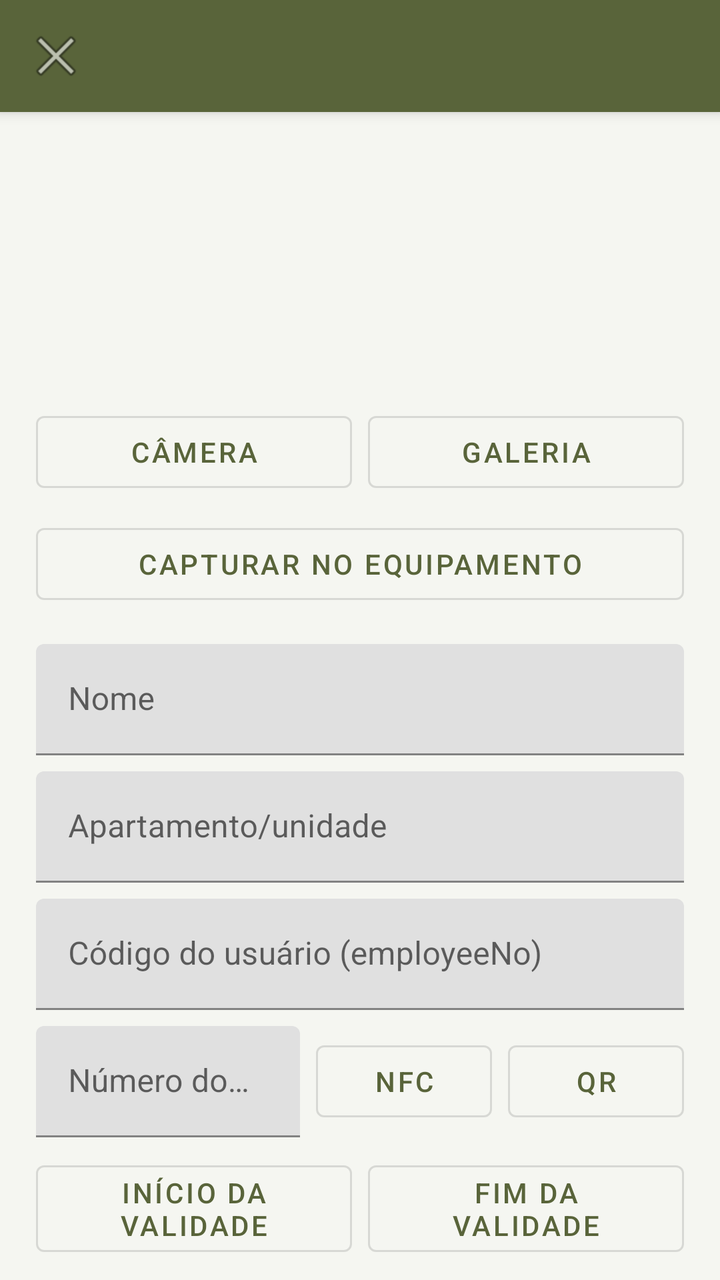
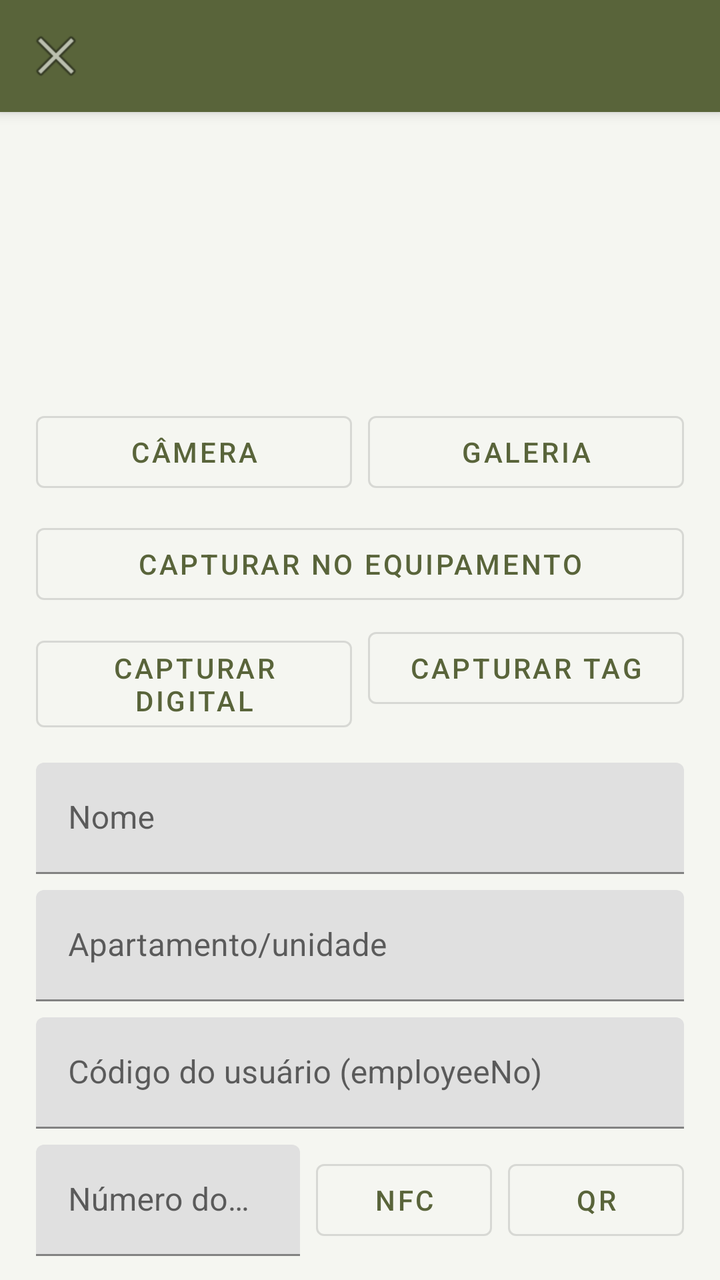

Screens rendered from an Android XML layout before and after an edit, with the pre-edit source and the edit as a unified diff.
<!-- AndroidManifest.xml: application theme Theme.FacialApp -->
<!-- res/layout/activity_cadastro.xml -->
<?xml version="1.0" encoding="utf-8"?>
<androidx.coordinatorlayout.widget.CoordinatorLayout
    xmlns:android="http://schemas.android.com/apk/res/android"
    xmlns:app="http://schemas.android.com/apk/res-auto"
    android:layout_width="match_parent"
    android:layout_height="match_parent">

    <com.google.android.material.appbar.AppBarLayout
        android:layout_width="match_parent"
        android:layout_height="wrap_content">
        <androidx.appcompat.widget.Toolbar
            android:id="@+id/toolbar"
            android:layout_width="match_parent"
            android:layout_height="?attr/actionBarSize"
            android:background="@color/primary"
            android:title="Novo cadastro"
            android:titleTextColor="#FFFFFF"
            app:navigationIcon="@android:drawable/ic_menu_close_clear_cancel" />
    </com.google.android.material.appbar.AppBarLayout>

    <androidx.core.widget.NestedScrollView
        android:layout_width="match_parent"
        android:layout_height="match_parent"
        app:layout_behavior="@string/appbar_scrolling_view_behavior">

        <LinearLayout
            android:layout_width="match_parent"
            android:layout_height="wrap_content"
            android:orientation="vertical"
            android:padding="18dp">

            <ImageView
                android:id="@+id/imgFoto"
                android:layout_width="120dp"
                android:layout_height="120dp"
                android:layout_gravity="center_horizontal"
                android:background="@color/background"
                android:scaleType="centerCrop"
                android:contentDescription="Foto do rosto" />

            <LinearLayout
                android:layout_width="match_parent"
                android:layout_height="wrap_content"
                android:orientation="horizontal"
                android:layout_marginTop="8dp">

                <com.google.android.material.button.MaterialButton
                    android:id="@+id/btnTirarFoto"
                    style="@style/Widget.MaterialComponents.Button.OutlinedButton"
                    android:layout_width="0dp"
                    android:layout_weight="1"
                    android:layout_height="wrap_content"
                    android:text="Câmera" />

                <com.google.android.material.button.MaterialButton
                    android:id="@+id/btnGaleria"
                    style="@style/Widget.MaterialComponents.Button.OutlinedButton"
                    android:layout_width="0dp"
                    android:layout_weight="1"
                    android:layout_marginStart="8dp"
                    android:layout_height="wrap_content"
                    android:text="Galeria" />
            </LinearLayout>

            <com.google.android.material.button.MaterialButton
                android:id="@+id/btnCapturarEquip"
                style="@style/Widget.MaterialComponents.Button.OutlinedButton"
                android:layout_width="match_parent"
                android:layout_height="wrap_content"
                android:layout_marginTop="8dp"
                android:text="Capturar no equipamento" />

            <com.google.android.material.textfield.TextInputLayout
                android:layout_width="match_parent" android:layout_height="wrap_content"
                android:hint="Nome" android:layout_marginTop="16dp">
                <com.google.android.material.textfield.TextInputEditText
                    android:id="@+id/editNome" android:layout_width="match_parent" android:layout_height="wrap_content" />
            </com.google.android.material.textfield.TextInputLayout>

            <com.google.android.material.textfield.TextInputLayout
                android:layout_width="match_parent" android:layout_height="wrap_content"
                android:hint="Apartamento/unidade" android:layout_marginTop="8dp">
                <com.google.android.material.textfield.TextInputEditText
                    android:id="@+id/editApartamento" android:layout_width="match_parent" android:layout_height="wrap_content"
                    android:inputType="number" />
            </com.google.android.material.textfield.TextInputLayout>

            <com.google.android.material.textfield.TextInputLayout
                android:layout_width="match_parent" android:layout_height="wrap_content"
                android:hint="Código do usuário (employeeNo)" android:layout_marginTop="8dp">
                <com.google.android.material.textfield.TextInputEditText
                    android:id="@+id/editCodigo" android:layout_width="match_parent" android:layout_height="wrap_content" />
            </com.google.android.material.textfield.TextInputLayout>

            <LinearLayout
                android:id="@+id/containerCartaoRow"
                android:layout_width="match_parent"
                android:layout_height="wrap_content"
                android:orientation="horizontal"
                android:gravity="center_vertical"
                android:layout_marginTop="8dp">

                <com.google.android.material.textfield.TextInputLayout
                    android:layout_width="0dp" android:layout_weight="1" android:layout_height="wrap_content"
                    android:hint="Número do cartão (opcional)">
                    <com.google.android.material.textfield.TextInputEditText
                        android:id="@+id/editCartao" android:layout_width="match_parent" android:layout_height="wrap_content"
                        android:inputType="number" />
                </com.google.android.material.textfield.TextInputLayout>

                <com.google.android.material.button.MaterialButton
                    android:id="@+id/btnLerNfc"
                    style="@style/Widget.MaterialComponents.Button.OutlinedButton"
                    android:layout_width="wrap_content"
                    android:layout_height="wrap_content"
                    android:layout_marginStart="8dp"
                    android:text="NFC" />

                <com.google.android.material.button.MaterialButton
                    android:id="@+id/btnGerarQr"
                    style="@style/Widget.MaterialComponents.Button.OutlinedButton"
                    android:layout_width="wrap_content"
                    android:layout_height="wrap_content"
                    android:layout_marginStart="8dp"
                    android:text="QR" />
            </LinearLayout>

            <TextView
                android:id="@+id/textTagsUhfTitulo"
                android:text="TAGs UHF (Control iD)"
                android:textStyle="bold"
                android:layout_marginTop="12dp"
                android:visibility="gone"
                android:layout_width="wrap_content"
                android:layout_height="wrap_content" />

            <LinearLayout
                android:id="@+id/containerTagsUhf"
                android:layout_width="match_parent"
                android:layout_height="wrap_content"
                android:orientation="vertical"
                android:visibility="gone"
                android:layout_marginTop="4dp" />

            <LinearLayout
                android:layout_width="match_parent"
                android:layout_height="wrap_content"
                android:orientation="horizontal"
                android:layout_marginTop="8dp">

                <com.google.android.material.button.MaterialButton
                    android:id="@+id/btnValidadeInicio"
                    style="@style/Widget.MaterialComponents.Button.OutlinedButton"
                    android:layout_width="0dp"
                    android:layout_weight="1"
                    android:layout_height="wrap_content"
                    android:text="Início da validade" />

                <com.google.android.material.button.MaterialButton
                    android:id="@+id/btnValidadeFim"
                    style="@style/Widget.MaterialComponents.Button.OutlinedButton"
                    android:layout_width="0dp"
                    android:layout_weight="1"
                    android:layout_marginStart="8dp"
                    android:layout_height="wrap_content"
                    android:text="Fim da validade" />
            </LinearLayout>

            <TextView
                android:id="@+id/textEquipamentosTitulo"
                android:text="Enviar para:"
                android:textStyle="bold"
                android:layout_marginTop="20dp"
                android:layout_width="wrap_content"
                android:layout_height="wrap_content" />

            <LinearLayout
                android:id="@+id/containerEquipamentos"
                android:layout_width="match_parent"
                android:layout_height="wrap_content"
                android:orientation="vertical"
                android:layout_marginTop="4dp" />

            <com.google.android.material.button.MaterialButton
                android:id="@+id/btnEnviar"
                android:layout_width="match_parent"
                android:layout_height="wrap_content"
                android:layout_marginTop="20dp"
                android:text="Enviar cadastro" />

            <LinearLayout
                android:id="@+id/containerResultados"
                android:layout_width="match_parent"
                android:layout_height="wrap_content"
                android:orientation="vertical"
                android:layout_marginTop="16dp" />

        </LinearLayout>
    </androidx.core.widget.NestedScrollView>
</androidx.coordinatorlayout.widget.CoordinatorLayout>
<!-- resources referenced by this layout -->
<resources>
  <color name="background">#F5F6F1</color>
  <color name="primary">#59643A</color>
  <style name="Theme.FacialApp" parent="Theme.MaterialComponents.Light.NoActionBar">
          <item name="colorPrimary">@color/primary</item>
          <item name="colorPrimaryDark">@color/primary_dark</item>
          <item name="colorAccent">@color/accent</item>
          <item name="android:windowBackground">@color/background</item>
      </style>
  <color name="primary_dark">#343D24</color>
  <color name="accent">#89965A</color>
</resources>

<!-- the commit's change to res/layout/activity_cadastro.xml (unified diff, before → after) -->
@@ -70,6 +70,31 @@
                 android:layout_marginTop="8dp"
                 android:text="Capturar no equipamento" />
 
+            <LinearLayout
+                android:layout_width="match_parent"
+                android:layout_height="wrap_content"
+                android:orientation="horizontal"
+                android:layout_marginTop="4dp">
+
+                <com.google.android.material.button.MaterialButton
+                    android:id="@+id/btnCapturarDigital"
+                    style="@style/Widget.MaterialComponents.Button.OutlinedButton"
+                    android:layout_width="0dp"
+                    android:layout_weight="1"
+                    android:layout_height="wrap_content"
+                    android:text="Capturar digital" />
+
+                <com.google.android.material.button.MaterialButton
+                    android:id="@+id/btnCapturarTag"
+                    style="@style/Widget.MaterialComponents.Button.OutlinedButton"
+                    android:layout_width="0dp"
+                    android:layout_weight="1"
+                    android:layout_marginStart="8dp"
+                    android:layout_height="wrap_content"
+                    android:text="Capturar TAG" />
+            </LinearLayout>
+
+
             <com.google.android.material.textfield.TextInputLayout
                 android:layout_width="match_parent" android:layout_height="wrap_content"
                 android:hint="Nome" android:layout_marginTop="16dp">
